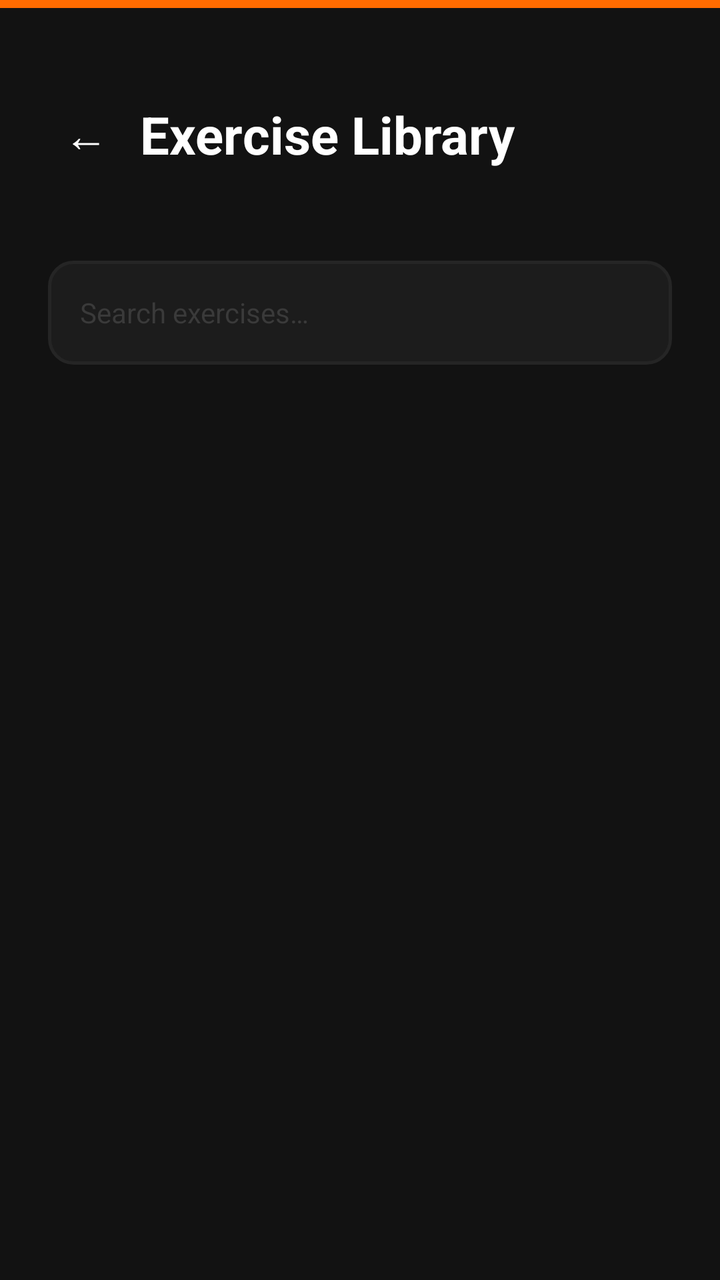
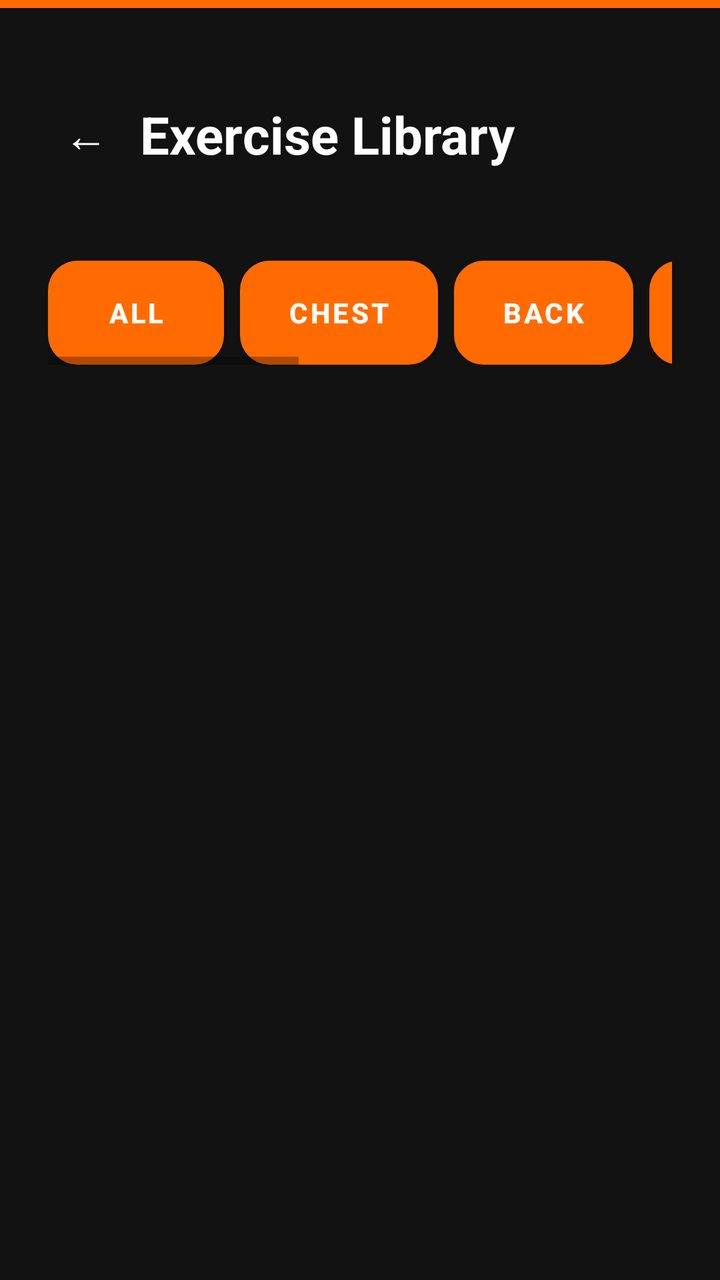

An Android layout rendered at two revisions. The XML below is the earlier revision; the diff shows what the commit changed to produce the second picture.
<!-- AndroidManifest.xml: application theme Theme.ArcadeFitness -->
<!-- res/layout/activity_exercise_library.xml -->
<?xml version="1.0" encoding="utf-8"?>
<LinearLayout xmlns:android="http://schemas.android.com/apk/res/android"
    android:layout_width="match_parent"
    android:layout_height="match_parent"
    android:background="@color/bg_primary"
    android:orientation="vertical">

    
    <View
        android:layout_width="match_parent"
        android:layout_height="@dimen/top_bar_height"
        android:background="@color/orange_primary" />

    
    <LinearLayout
        android:layout_width="match_parent"
        android:layout_height="wrap_content"
        android:orientation="horizontal"
        android:gravity="center_vertical"
        android:padding="@dimen/screen_padding_h"
        android:layout_marginTop="@dimen/space_md">

        <TextView
            android:id="@+id/btnBack"
            android:layout_width="wrap_content"
            android:layout_height="wrap_content"
            android:text="←"
            android:textSize="22sp"
            android:textColor="@color/text_primary"
            android:padding="@dimen/space_sm" />

        <TextView
            android:layout_width="0dp"
            android:layout_height="wrap_content"
            android:layout_weight="1"
            android:text="@string/exercise_library_title"
            style="@style/Text.Hero"
            android:layout_marginStart="@dimen/space_sm" />
    </LinearLayout>

    
    <FrameLayout
        android:layout_width="match_parent"
        android:layout_height="wrap_content"
        android:layout_marginHorizontal="@dimen/screen_padding_h"
        android:layout_marginTop="@dimen/space_md"
        android:layout_marginBottom="@dimen/space_sm">
        <EditText
            android:id="@+id/etSearch"
            style="@style/Input.Dark"
            android:layout_width="match_parent"
            android:layout_height="wrap_content"
            android:hint="@string/search_hint"
            android:maxLines="1"
            android:imeOptions="actionSearch" />
    </FrameLayout>

    
    <HorizontalScrollView
        android:layout_width="match_parent"
        android:layout_height="wrap_content"
        android:layout_marginBottom="@dimen/space_sm"
        android:paddingHorizontal="@dimen/screen_padding_h"
        android:overScrollMode="never">
        <LinearLayout
            android:id="@+id/layoutFilters"
            android:layout_width="wrap_content"
            android:layout_height="wrap_content"
            android:orientation="horizontal" />
    </HorizontalScrollView>

    
    <androidx.recyclerview.widget.RecyclerView
        android:id="@+id/rvExercises"
        android:layout_width="match_parent"
        android:layout_height="0dp"
        android:layout_weight="1"
        android:paddingHorizontal="@dimen/screen_padding_h"
        android:clipToPadding="false"
        android:overScrollMode="never" />

    
    <LinearLayout
        android:id="@+id/layoutEmpty"
        android:layout_width="match_parent"
        android:layout_height="0dp"
        android:layout_weight="1"
        android:gravity="center"
        android:orientation="vertical"
        android:visibility="gone"
        android:padding="@dimen/space_xl">
        <TextView
            android:layout_width="80dp"
            android:layout_height="80dp"
            android:gravity="center"
            android:text="💪"
            android:textSize="40sp"
            android:background="@drawable/bg_logo_tile" />
        <TextView
            android:layout_width="wrap_content"
            android:layout_height="wrap_content"
            android:text="@string/no_exercises_found"
            android:textSize="15sp"
            android:textColor="@color/text_muted"
            android:gravity="center"
            android:layout_marginTop="@dimen/space_lg" />
    </LinearLayout>

</LinearLayout>
<!-- resources referenced by this layout -->
<resources>
  <color name="bg_primary">#121212</color>
  <color name="orange_primary">#FF6B00</color>
  <color name="text_muted">#555555</color>
  <color name="text_primary">#FFFFFF</color>
  <dimen name="screen_padding_h">24dp</dimen>
  <dimen name="space_lg">24dp</dimen>
  <dimen name="space_md">16dp</dimen>
  <dimen name="space_sm">8dp</dimen>
  <dimen name="space_xl">32dp</dimen>
  <dimen name="top_bar_height">4dp</dimen>
  <!-- drawable bg_logo_tile (drawable) -->
  <?xml version="1.0" encoding="utf-8"?>
  <shape xmlns:android="http://schemas.android.com/apk/res/android"
      android:shape="rectangle">
      <solid android:color="@color/orange_primary" />
      <corners android:radius="@dimen/radius_logo" />
  </shape>
  <string name="exercise_library_title">Exercise Library</string>
  <string name="no_exercises_found">No exercises found</string>
  <string name="search_hint">Search exercises…</string>
  <style name="Input.Dark">
          <item name="android:background">@drawable/bg_input_default</item>
          <item name="android:textColor">@color/text_primary</item>
          <item name="android:textColorHint">@color/text_hint</item>
          <item name="android:textSize">@dimen/text_md</item>
          <item name="android:paddingStart">16dp</item>
          <item name="android:paddingEnd">16dp</item>
          <item name="android:paddingTop">14dp</item>
          <item name="android:paddingBottom">14dp</item>
          <item name="android:minHeight">@dimen/input_height</item>
      </style>
  <style name="Text.Hero">
          <item name="android:textSize">@dimen/text_hero</item>
          <item name="android:textStyle">bold</item>
          <item name="android:textColor">@color/text_primary</item>
          <item name="android:lineSpacingMultiplier">1.2</item>
      </style>
  <style name="Theme.ArcadeFitness" parent="Theme.MaterialComponents.DayNight.NoActionBar">
          <item name="colorPrimary">@color/orange_primary</item>
          <item name="colorPrimaryVariant">@color/orange_dark</item>
          <item name="colorOnPrimary">@color/white</item>
          <item name="colorSecondary">@color/orange_light</item>
          <item name="colorOnSecondary">@color/white</item>
          <item name="android:windowBackground">@color/bg_primary</item>
          <item name="android:statusBarColor">@color/status_bar</item>
          <item name="android:navigationBarColor">@color/nav_bar</item>
          <item name="android:windowLightStatusBar">false</item>
          <item name="android:textColor">@color/text_primary</item>
      </style>
  <dimen name="radius_logo">22dp</dimen>
  <!-- drawable bg_input_default (drawable) -->
  <?xml version="1.0" encoding="utf-8"?>
  <shape xmlns:android="http://schemas.android.com/apk/res/android"
      android:shape="rectangle">
      <solid android:color="@color/bg_input" />
      <stroke android:width="1.5dp" android:color="@color/border_default" />
      <corners android:radius="@dimen/radius_input" />
  </shape>
  <color name="text_hint">#3A3A3A</color>
  <dimen name="text_md">14sp</dimen>
  <dimen name="input_height">52dp</dimen>
  <dimen name="text_hero">26sp</dimen>
  <color name="orange_dark">#CC5500</color>
  <color name="white">#FFFFFF</color>
  <color name="orange_light">#FF8C33</color>
  <color name="status_bar">#121212</color>
  <color name="nav_bar">#161616</color>
  <color name="bg_input">#1C1C1C</color>
  <color name="border_default">#252525</color>
  <dimen name="radius_input">12dp</dimen>
</resources>

<!-- the commit's change to res/layout/activity_exercise_library.xml (unified diff, before → after) -->
@@ -5,13 +5,11 @@
     android:background="@color/bg_primary"
     android:orientation="vertical">
 
-    
     <View
         android:layout_width="match_parent"
         android:layout_height="@dimen/top_bar_height"
         android:background="@color/orange_primary" />
 
-    
     <LinearLayout
         android:layout_width="match_parent"
         android:layout_height="wrap_content"
@@ -33,77 +31,75 @@
             android:layout_width="0dp"
             android:layout_height="wrap_content"
             android:layout_weight="1"
-            android:text="@string/exercise_library_title"
+            android:text="Exercise Library"
             style="@style/Text.Hero"
             android:layout_marginStart="@dimen/space_sm" />
     </LinearLayout>
 
-    
-    <FrameLayout
-        android:layout_width="match_parent"
-        android:layout_height="wrap_content"
-        android:layout_marginHorizontal="@dimen/screen_padding_h"
-        android:layout_marginTop="@dimen/space_md"
-        android:layout_marginBottom="@dimen/space_sm">
-        <EditText
-            android:id="@+id/etSearch"
-            style="@style/Input.Dark"
-            android:layout_width="match_parent"
-            android:layout_height="wrap_content"
-            android:hint="@string/search_hint"
-            android:maxLines="1"
-            android:imeOptions="actionSearch" />
-    </FrameLayout>
-
-    
     <HorizontalScrollView
         android:layout_width="match_parent"
         android:layout_height="wrap_content"
-        android:layout_marginBottom="@dimen/space_sm"
+        android:layout_marginTop="@dimen/space_md"
         android:paddingHorizontal="@dimen/screen_padding_h"
         android:overScrollMode="never">
+
         <LinearLayout
             android:id="@+id/layoutFilters"
             android:layout_width="wrap_content"
             android:layout_height="wrap_content"
-            android:orientation="horizontal" />
+            android:orientation="horizontal">
+
+            <Button android:id="@+id/btnFilterAll" style="@style/Button.Secondary" android:layout_width="wrap_content" android:layout_height="wrap_content" android:text="All" android:layout_marginEnd="@dimen/space_sm" />
+            <Button android:id="@+id/btnFilterChest" style="@style/Button.Secondary" android:layout_width="wrap_content" android:layout_height="wrap_content" android:text="Chest" android:layout_marginEnd="@dimen/space_sm" />
+            <Button android:id="@+id/btnFilterBack" style="@style/Button.Secondary" android:layout_width="wrap_content" android:layout_height="wrap_content" android:text="Back" android:layout_marginEnd="@dimen/space_sm" />
+            <Button android:id="@+id/btnFilterShoulders" style="@style/Button.Secondary" android:layout_width="wrap_content" android:layout_height="wrap_content" android:text="Shoulders" android:layout_marginEnd="@dimen/space_sm" />
+            <Button android:id="@+id/btnFilterLegs" style="@style/Button.Secondary" android:layout_width="wrap_content" android:layout_height="wrap_content" android:text="Legs" android:layout_marginEnd="@dimen/space_sm" />
+            <Button android:id="@+id/btnFilterArms" style="@style/Button.Secondary" android:layout_width="wrap_content" android:layout_height="wrap_content" android:text="Arms" android:layout_marginEnd="@dimen/space_sm" />
+            <Button android:id="@+id/btnFilterCore" style="@style/Button.Secondary" android:layout_width="wrap_content" android:layout_height="wrap_content" android:text="Core" android:layout_marginEnd="@dimen/space_sm" />
+            <Button android:id="@+id/btnFilterFullBody" style="@style/Button.Secondary" android:layout_width="wrap_content" android:layout_height="wrap_content" android:text="Full Body" />
+        </LinearLayout>
     </HorizontalScrollView>
 
-    
-    <androidx.recyclerview.widget.RecyclerView
-        android:id="@+id/rvExercises"
+    <FrameLayout
         android:layout_width="match_parent"
         android:layout_height="0dp"
         android:layout_weight="1"
-        android:paddingHorizontal="@dimen/screen_padding_h"
-        android:clipToPadding="false"
-        android:overScrollMode="never" />
+        android:layout_marginTop="@dimen/space_md">
 
-    
-    <LinearLayout
-        android:id="@+id/layoutEmpty"
-        android:layout_width="match_parent"
-        android:layout_height="0dp"
-        android:layout_weight="1"
-        android:gravity="center"
-        android:orientation="vertical"
-        android:visibility="gone"
-        android:padding="@dimen/space_xl">
-        <TextView
-            android:layout_width="80dp"
-            android:layout_height="80dp"
+        <androidx.recyclerview.widget.RecyclerView
+            android:id="@+id/rvExercises"
+            android:layout_width="match_parent"
+            android:layout_height="match_parent"
+            android:paddingHorizontal="@dimen/screen_padding_h"
+            android:clipToPadding="false"
+            android:overScrollMode="never" />
+
+        <LinearLayout
+            android:id="@+id/layoutEmpty"
+            android:layout_width="match_parent"
+            android:layout_height="match_parent"
             android:gravity="center"
-            android:text="💪"
-            android:textSize="40sp"
-            android:background="@drawable/bg_logo_tile" />
-        <TextView
-            android:layout_width="wrap_content"
-            android:layout_height="wrap_content"
-            android:text="@string/no_exercises_found"
-            android:textSize="15sp"
-            android:textColor="@color/text_muted"
-            android:gravity="center"
-            android:layout_marginTop="@dimen/space_lg" />
-    </LinearLayout>
+            android:orientation="vertical"
+            android:visibility="gone"
+            android:padding="@dimen/space_xl">
+
+            <TextView
+                android:layout_width="80dp"
+                android:layout_height="80dp"
+                android:gravity="center"
+                android:text="💪"
+                android:textSize="40sp"
+                android:background="@drawable/bg_logo_tile" />
+
+            <TextView
+                android:layout_width="wrap_content"
+                android:layout_height="wrap_content"
+                android:text="No exercises found"
+                android:textSize="15sp"
+                android:textColor="@color/text_muted"
+                android:gravity="center"
+                android:layout_marginTop="@dimen/space_lg" />
+        </LinearLayout>
+    </FrameLayout>
 
 </LinearLayout>
<!-- resource entries referenced after the edit -->
@@ -17,19 +17,15 @@
       <solid android:color="@color/orange_primary" />
       <corners android:radius="@dimen/radius_logo" />
   </shape>
-  <string name="exercise_library_title">Exercise Library</string>
-  <string name="no_exercises_found">No exercises found</string>
-  <string name="search_hint">Search exercises…</string>
-  <style name="Input.Dark">
-          <item name="android:background">@drawable/bg_input_default</item>
+  <style name="Button.Secondary">
+          <item name="android:background">@drawable/bg_button_secondary</item>
           <item name="android:textColor">@color/text_primary</item>
-          <item name="android:textColorHint">@color/text_hint</item>
           <item name="android:textSize">@dimen/text_md</item>
-          <item name="android:paddingStart">16dp</item>
-          <item name="android:paddingEnd">16dp</item>
-          <item name="android:paddingTop">14dp</item>
-          <item name="android:paddingBottom">14dp</item>
-          <item name="android:minHeight">@dimen/input_height</item>
+          <item name="android:textStyle">bold</item>
+          <item name="android:gravity">center</item>
+          <item name="android:minHeight">@dimen/button_height</item>
+          <item name="android:paddingStart">24dp</item>
+          <item name="android:paddingEnd">24dp</item>
       </style>
   <style name="Text.Hero">
           <item name="android:textSize">@dimen/text_hero</item>
@@ -50,25 +46,36 @@
           <item name="android:textColor">@color/text_primary</item>
       </style>
   <dimen name="radius_logo">22dp</dimen>
-  <!-- drawable bg_input_default (drawable) -->
+  <!-- drawable bg_button_secondary (drawable) -->
   <?xml version="1.0" encoding="utf-8"?>
-  <shape xmlns:android="http://schemas.android.com/apk/res/android"
-      android:shape="rectangle">
-      <solid android:color="@color/bg_input" />
-      <stroke android:width="1.5dp" android:color="@color/border_default" />
-      <corners android:radius="@dimen/radius_input" />
-  </shape>
-  <color name="text_hint">#3A3A3A</color>
+  <selector xmlns:android="http://schemas.android.com/apk/res/android">
+      <item android:state_pressed="true">
+          <shape android:shape="rectangle">
+              <solid android:color="@color/bg_elevated" />
+              <stroke android:width="1.5dp" android:color="@color/border_active" />
+              <corners android:radius="@dimen/radius_button" />
+          </shape>
+      </item>
+      <item>
+          <shape android:shape="rectangle">
+              <solid android:color="@color/bg_card" />
+              <stroke android:width="1.5dp" android:color="@color/border_default" />
+              <corners android:radius="@dimen/radius_button" />
+          </shape>
+      </item>
+  </selector>
   <dimen name="text_md">14sp</dimen>
-  <dimen name="input_height">52dp</dimen>
+  <dimen name="button_height">52dp</dimen>
   <dimen name="text_hero">26sp</dimen>
   <color name="orange_dark">#CC5500</color>
   <color name="white">#FFFFFF</color>
   <color name="orange_light">#FF8C33</color>
   <color name="status_bar">#121212</color>
   <color name="nav_bar">#161616</color>
-  <color name="bg_input">#1C1C1C</color>
+  <color name="bg_elevated">#252525</color>
+  <color name="border_active">#FF6B00</color>
+  <dimen name="radius_button">14dp</dimen>
+  <color name="bg_card">#1A1A1A</color>
   <color name="border_default">#252525</color>
-  <dimen name="radius_input">12dp</dimen>
 </resources>
 
